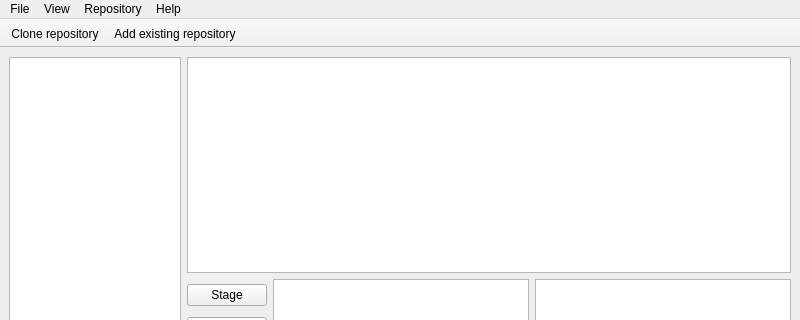
First picture: the form in gitraffe/layouts/main_window.ui, repository pycircle/gitraffe, before the edit; both pictures show x 0 to 800 and y 0 to 320 of the 800 by 525 pixel window.
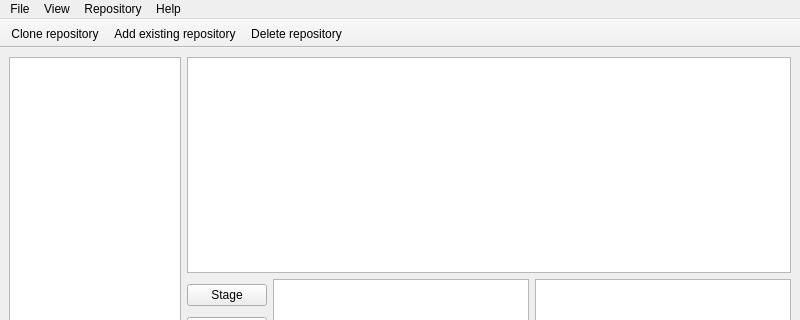
Second picture: the form after the edit.

```diff
--- a/gitraffe/layouts/main_window.ui
+++ b/gitraffe/layouts/main_window.ui
@@ -165,6 +165,7 @@
    </attribute>
    <addaction name="actionClone_repository_3"/>
    <addaction name="actionAdd_existing_repository_2"/>
+   <addaction name="actionDelete_repository"/>
   </widget>
   <action name="actionClone_repository">
    <property name="text">
@@ -256,6 +257,11 @@
     <string>Stash</string>
    </property>
   </action>
+  <action name="actionDelete_repository">
+   <property name="text">
+    <string>Delete repository</string>
+   </property>
+  </action>
  </widget>
  <resources/>
  <connections/>
```
